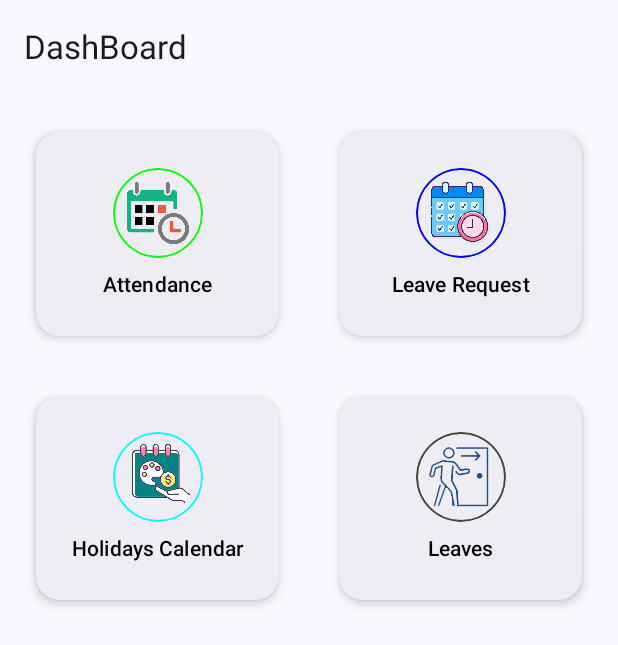
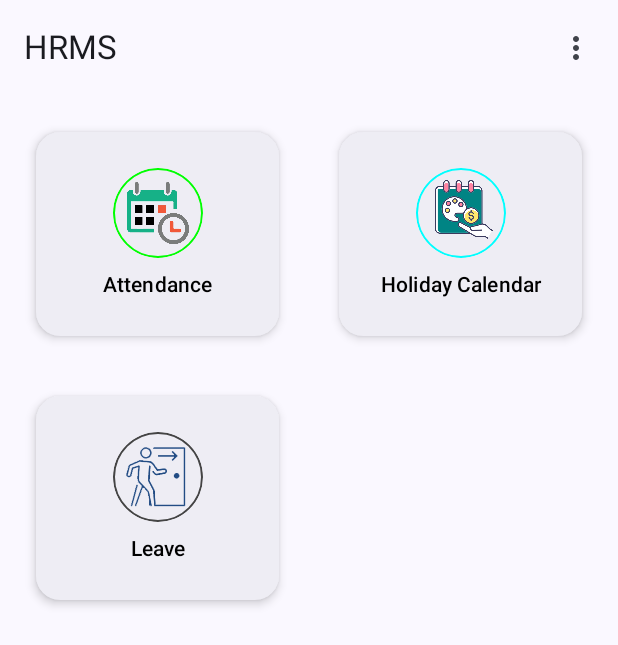
Before and after one commit to akamahesh/EduCrm, an Android app built with Jetpack Compose: the HomeScreen screen opened through its navigation route, on a phone screen of 412 x 824 dp. Shown: the top 645 px of the screen. Run offline under Robolectric (Android 15) with nearby library versions, the phone set to English and light mode, and no system bars; our stand-ins replace Dagger/Hilt's generated code; libraries missing offline, so code that uses them is left out: com.skydoves.landscapist; network calls fail; pictures from the network do not load; 2 statements that could not run were skipped.

Commit message:
Bugfix : bugfixes related to - remove call icon count - team attendance name center alignment - absent case not show time block in my team attendance - Dashboard should be renamed HRMS top

```diff
--- a/app/src/main/java/com/crm/edu/data/leaves/LeaveData.kt
+++ b/app/src/main/java/com/crm/edu/data/leaves/LeaveData.kt
@@ -17,6 +17,7 @@ data class LeaveData(
     val isAbsent: String,
     val attendanceStatus: String,
     val reason: String,
+    val message_: String,
     val dates: String,
     val isHalfDay: String,
     val halfDayType: String,
--- a/app/src/main/java/com/crm/edu/data/leaves/ModelMapper.kt
+++ b/app/src/main/java/com/crm/edu/data/leaves/ModelMapper.kt
@@ -20,6 +20,7 @@ fun LeaveDetailDTO.asEntity() = LeaveEntity(
     isAbsent = isAbsent,
     attendanceStatus = attendanceStatus,
     reason = reason,
+    message_ = message_,
     dates = dates,
     isHalfDay = isHalfDay,
     halfDayType = halfDayType,
--- a/app/src/main/java/com/crm/edu/data/leaves/local/LeaveEntity.kt
+++ b/app/src/main/java/com/crm/edu/data/leaves/local/LeaveEntity.kt
@@ -41,6 +41,8 @@ data class LeaveEntity(
     @ColumnInfo(defaultValue = "")
     val reason: String,
     @ColumnInfo(defaultValue = "")
+    val message_: String,
+    @ColumnInfo(defaultValue = "")
     val dates: String,
     @ColumnInfo(defaultValue = "")
     val isHalfDay: String,
@@ -80,6 +82,7 @@ fun LeaveEntity.asExternalModel() = LeaveData(
     isAbsent = isAbsent,
     attendanceStatus = attendanceStatus,
     reason = reason,
+    message_ = message_,
     dates = dates,
     isHalfDay = isHalfDay,
     halfDayType = halfDayType,
--- a/app/src/main/java/com/crm/edu/data/leaves/remote/LeavesResponseDTO.kt
+++ b/app/src/main/java/com/crm/edu/data/leaves/remote/LeavesResponseDTO.kt
@@ -29,6 +29,7 @@ data class LeaveDetailDTO(
     @SerialName("is_absent") val isAbsent: String,
     @SerialName("attendance_status") val attendanceStatus: String,
     @SerialName("reason") val reason: String,
+    @SerialName("message_") val message_: String,
     @SerialName("dates") val dates: String,
     @SerialName("is_half_day") val isHalfDay: String,
     @SerialName("halfday_type") val halfDayType: String,
@@ -57,6 +58,7 @@ fun LeaveDetailDTO.asExternalModel() = LeaveData(
     isAbsent = isAbsent,
     attendanceStatus = attendanceStatus,
     reason = reason,
+    message_ = message_,
     dates = dates,
     isHalfDay = isHalfDay,
     halfDayType = halfDayType,
--- a/app/src/main/java/com/crm/edu/ui/compose/screens/calendar/tryouts/NewCalendar.kt
+++ b/app/src/main/java/com/crm/edu/ui/compose/screens/calendar/tryouts/NewCalendar.kt
@@ -252,6 +252,7 @@ private fun AttendanceCalendarScreen(
         if (!staffName.isNullOrBlank()) {
             Text(
                 text = staffName.toString(),
+                textAlign = TextAlign.Center,
                 modifier = Modifier
                     .background(color = Color.LightGray.copy(alpha = 0.8f)) // 50% alpha
                     .padding(8.dp)
--- a/app/src/main/java/com/crm/edu/ui/compose/screens/dashboard/DashboardScreen.kt
+++ b/app/src/main/java/com/crm/edu/ui/compose/screens/dashboard/DashboardScreen.kt
@@ -19,20 +19,30 @@ import androidx.compose.foundation.lazy.grid.items
 import androidx.compose.foundation.shape.CircleShape
 import androidx.compose.foundation.shape.CornerSize
 import androidx.compose.foundation.shape.RoundedCornerShape
+import androidx.compose.material3.AlertDialog
 import androidx.compose.material3.Card
 import androidx.compose.material3.CardDefaults
 import androidx.compose.material3.ExperimentalMaterial3Api
+import androidx.compose.material3.Icon
+import androidx.compose.material3.IconButton
 import androidx.compose.material3.MaterialTheme
 import androidx.compose.material3.Scaffold
 import androidx.compose.material3.Text
+import androidx.compose.material3.TextButton
 import androidx.compose.material3.TopAppBar
 import androidx.compose.runtime.Composable
+import androidx.compose.runtime.getValue
+import androidx.compose.runtime.mutableStateOf
+import androidx.compose.runtime.remember
+import androidx.compose.runtime.setValue
 import androidx.compose.ui.Alignment
 import androidx.compose.ui.Modifier
 import androidx.compose.ui.draw.clip
 import androidx.compose.ui.graphics.Color
+import androidx.compose.ui.graphics.vector.ImageVector
 import androidx.compose.ui.res.painterResource
 import androidx.compose.ui.res.stringResource
+import androidx.compose.ui.res.vectorResource
 import androidx.compose.ui.text.style.TextAlign
 import androidx.compose.ui.tooling.preview.Preview
 import androidx.compose.ui.tooling.preview.PreviewParameter
@@ -55,7 +65,8 @@ fun DashboardScreen(
     DashboardScreenInternal(
         dashboardItems = dashboardItems,
         onOptionClick = onOptionClick,
-        onUpClick = onUpClick
+        onUpClick = onUpClick,
+        logout = { viewModel.logout() }
     )
 }
 
@@ -64,10 +75,11 @@ private fun DashboardScreenInternal(
     dashboardItems: List<DashboardItem>,
     onOptionClick: (String) -> Unit = {},
     onUpClick: () -> Unit = {},
+    logout: () -> Unit = {},
 ) {
     Scaffold(
         topBar = {
-            DashBoardTopBar(onUpClick = onUpClick)
+            DashBoardTopBar(onUpClick = onUpClick, logOut = logout)
         },
     ) { padding ->
         Box(
@@ -97,14 +109,32 @@ private fun DashboardScreenInternal(
 @Composable
 private fun DashBoardTopBar(
     onUpClick: () -> Unit,
+    logOut: () -> Unit,
     modifier: Modifier = Modifier,
 ) {
+    var showMenu by remember { mutableStateOf(false) }
+
     TopAppBar(
         title = {
             Text(stringResource(id = R.string.dashboard_title))
         },
+        actions = {
+            // Menu Icon
+            IconButton(onClick = { showMenu = !showMenu }) {
+                Icon(
+                    imageVector = ImageVector.vectorResource(id = R.drawable.baseline_more_vert_24), // Your menu icon
+                    contentDescription = "Menu"
+                )
+            }
+        },
         modifier = modifier.statusBarsPadding(),
     )
+
+    if (showMenu) {
+        LogoutAlert(showDialog = showMenu,
+            logOut = logOut,
+            onDismiss = { showMenu = false })
+    }
 }
 
 private fun getAllDashboardOptions(): List<DashboardItem> {
@@ -116,19 +146,13 @@ private fun getAllDashboardOptions(): List<DashboardItem> {
             color = Color.Green
         ),
         DashboardItem(
-            name = "Leave Request",
-            route = Screen.LeaveRequest.route,
-            drawableRes = R.drawable.ic_attendance_multi_color,
-            color = Color.Blue
-        ),
-        DashboardItem(
-            name = "Holidays Calendar",
+            name = "Holiday Calendar",
             route = Screen.HolidayCalendar.route,
             drawableRes = R.drawable.ic_holiday_leave,
             color = Color.Cyan
         ),
         DashboardItem(
-            name = "Leaves",
+            name = "Leave",
             route = Screen.LeavesOptions.route,
             drawableRes = R.drawable.ic_leave_request,
             color = Color.DarkGray
@@ -206,3 +230,32 @@ private fun MainItem(text: String, drawableRes: Int, color: Color, onClick: () -
         }
     }
 }
+
+@Composable
+fun LogoutAlert(
+    showDialog: Boolean,
+    logOut: () -> Unit,
+    onDismiss: () -> Unit,
+) {
+    if (showDialog) {
+        AlertDialog(
+            title = {
+                Text(text = "Logout", color = Color.Black)
+            },
+            text = {
+                Text(text = "Are you sure you want to Logout?", color = Color.Black)
+            },
+            onDismissRequest = onDismiss,
+            confirmButton = {
+                TextButton(onClick = logOut) {
+                    Text("Yes")
+                }
+            },
+            dismissButton = {
+                TextButton(onClick = onDismiss) {
+                    Text("Cancel")
+                }
+            }
+        )
+    }
+}
--- a/app/src/main/java/com/crm/edu/ui/compose/screens/dashboard/DashboardViewModel.kt
+++ b/app/src/main/java/com/crm/edu/ui/compose/screens/dashboard/DashboardViewModel.kt
@@ -1,6 +1,12 @@
 package com.crm.edu.ui.compose.screens.dashboard
 
 import androidx.lifecycle.ViewModel
+import javax.inject.Inject
 
-class DashboardViewModel : ViewModel() {
+class DashboardViewModel @Inject constructor(
+) : ViewModel() {
+    fun logout() {
+
+    }
+
 }
--- a/app/src/main/java/com/crm/edu/ui/compose/screens/home/HomeScreen.kt
+++ b/app/src/main/java/com/crm/edu/ui/compose/screens/home/HomeScreen.kt
@@ -64,7 +64,6 @@ private fun bottomNavigationItems(homeData: HomeBottomData?): List<BottomNavigat
                 selectedIcon = Icons.Filled.Call,
                 unselectedIcon = Icons.Outlined.Call,
                 hasUpdate = false,
-                badgeCount = 4
             )
         )
     }
--- a/app/src/main/java/com/crm/edu/ui/compose/screens/leaves/LeavesOptionScreen.kt
+++ b/app/src/main/java/com/crm/edu/ui/compose/screens/leaves/LeavesOptionScreen.kt
@@ -131,6 +131,12 @@ private fun getLeaveOptions(): List<AttendanceOptionItem> {
             drawableRes = R.drawable.ic_attendance_multi_color,
             color = Color.Blue
         ),
+        AttendanceOptionItem(
+            name = "Leave Request",
+            route = Screen.LeaveRequest.route,
+            drawableRes = R.drawable.ic_attendance_multi_color,
+            color = Color.Blue
+        ),
     )
     return optionItems
 }
--- a/app/src/main/java/com/crm/edu/ui/compose/screens/leaves/LeavesScreen.kt
+++ b/app/src/main/java/com/crm/edu/ui/compose/screens/leaves/LeavesScreen.kt
@@ -347,13 +347,12 @@ private fun LeaveRequestCard(
         Spacer(modifier = Modifier.height(4.dp))
         Text(text = "From: ${leaveData.fromDate}")
         Text(text = "To: ${leaveData.toDate}")
-        val leaveTypeName =
-            leaveData.leaveTypeName + if (leaveData.isHalfDay == "1") ", ${leaveData.halfDayTypeName}" else ""
+        val leaveTypeName = leaveData.halfDayTypeName
 
         Text(text = "Leave Type: $leaveTypeName")
         Spacer(modifier = Modifier.height(4.dp))
         Text(text = "Reason:", fontWeight = FontWeight.SemiBold)
-        Text(text = leaveData.reason)
+        Text(text = leaveData.message_)
         Spacer(modifier = Modifier.height(8.dp))
         Row(horizontalArrangement = Arrangement.SpaceBetween) {
             if (isMyTeam && leaveData.approvalStatus == "3") {
--- a/app/src/main/java/com/crm/edu/ui/compose/screens/myteam/MyTeamScreen.kt
+++ b/app/src/main/java/com/crm/edu/ui/compose/screens/myteam/MyTeamScreen.kt
@@ -184,6 +184,7 @@ private fun TeamMemberItem(
                 style = MaterialTheme.typography.labelSmall
             )
         }
+        if (member.time.isNotEmpty()) {
             Spacer(modifier = Modifier.width(8.dp))
             Text(
                 text = member.time,
@@ -192,6 +193,8 @@ private fun TeamMemberItem(
                     .background(Color(0xFFF2F2F2))
                     .padding(horizontal = 4.dp, vertical = 2.dp)
             )
+        }
+
     }
 }
 
--- /dev/null
+++ b/app/src/main/res/drawable/baseline_more_vert_24.xml
@@ -0,0 +1,5 @@
+<vector xmlns:android="http://schemas.android.com/apk/res/android" android:height="24dp" android:tint="#0E0D0D" android:viewportHeight="24" android:viewportWidth="24" android:width="24dp">
+
+    <path android:fillColor="@android:color/white" android:pathData="M12,8c1.1,0 2,-0.9 2,-2s-0.9,-2 -2,-2 -2,0.9 -2,2 0.9,2 2,2zM12,10c-1.1,0 -2,0.9 -2,2s0.9,2 2,2 2,-0.9 2,-2 -0.9,-2 -2,-2zM12,16c-1.1,0 -2,0.9 -2,2s0.9,2 2,2 2,-0.9 2,-2 -0.9,-2 -2,-2z"/>
+
+</vector>
--- a/gradle/libs.versions.toml
+++ b/gradle/libs.versions.toml
@@ -1,5 +1,5 @@
 [versions]
-agp = "8.5.0-alpha07"
+agp = "8.5.1"
 coreKtx = "1.13.1"
 desugar_jdk_libs = "2.0.4"
 junitVersion = "1.2.1"
```
Also changed, not shown: app/src/main/java/com/crm/edu/ui/compose/screens/holidayLeaves/HolidayCalendarScreen.kt (+22 -6 lines), app/src/main/java/com/crm/edu/ui/compose/screens/leaveRequest/LeaveRequestScreen.kt (+38 -4 lines), app/src/main/java/com/crm/edu/ui/compose/screens/markAttendance/MarkAttendanceScreen.kt (+57 -28 lines), app/src/main/res/values/strings.xml (+6 -6 lines). Lines whose indentation alone changed are shown as unchanged.
